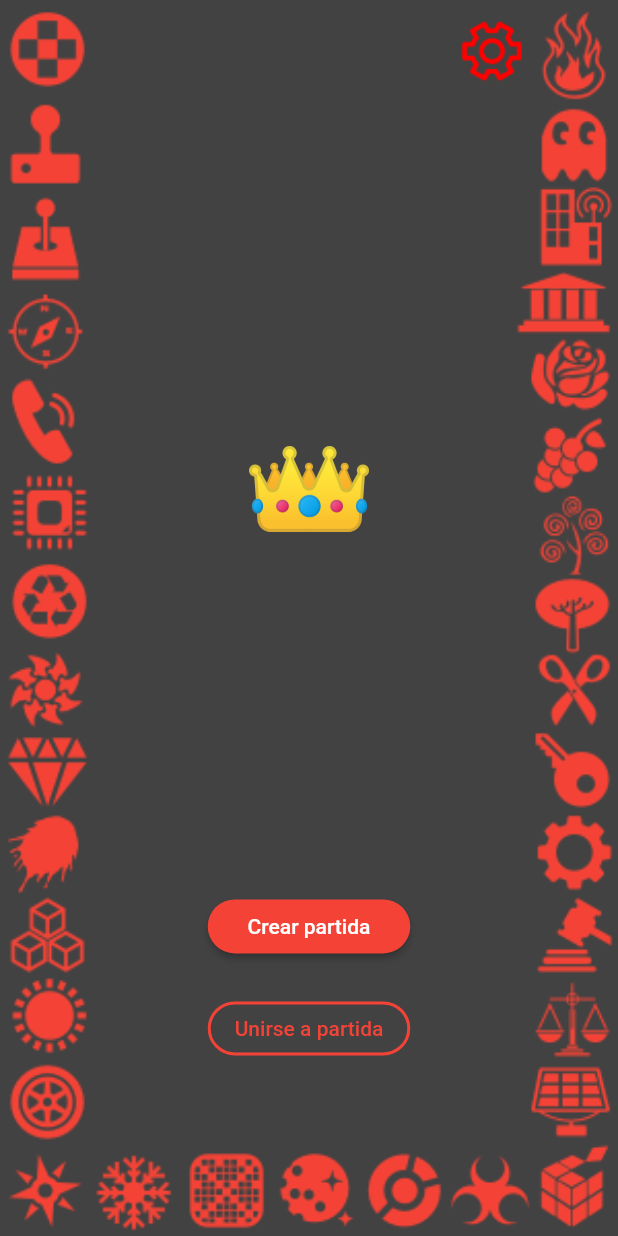
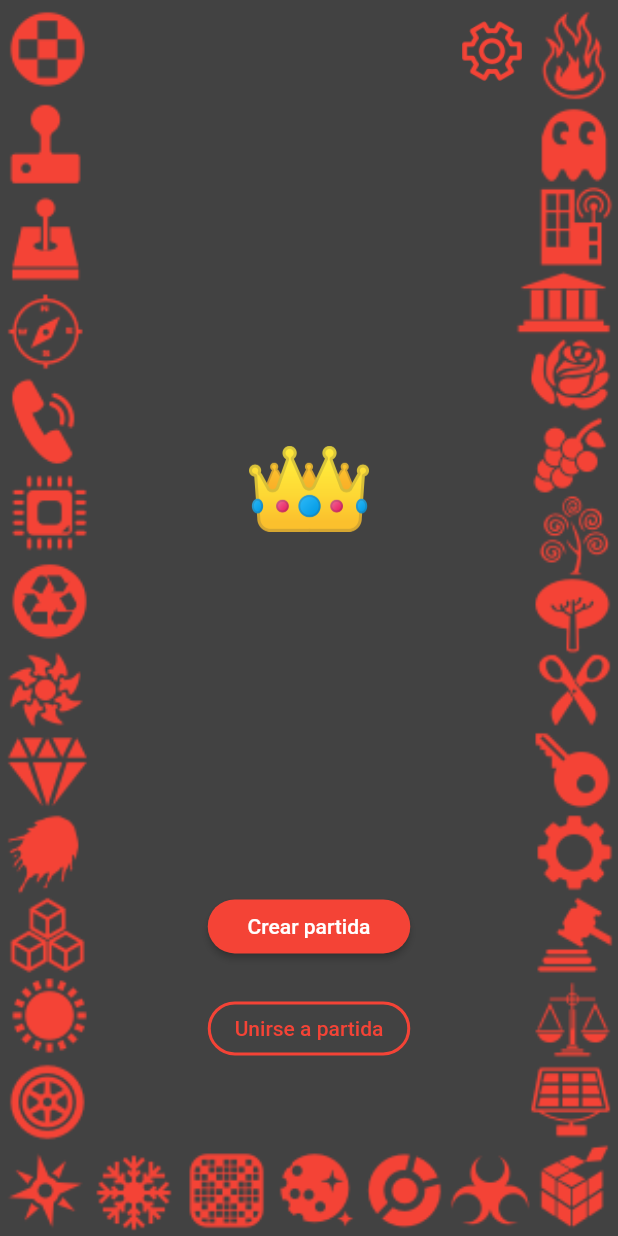
Before and after one commit to Nexyd/Things-Game, a Flutter app: the screen it shows after launch, on a phone screen of 412 x 824 dp. Run offline on Flutter 3.47's test engine with Material 2 defaults, Android fonts, the phone set to English and light mode, and no system bars; our stand-ins replace file_picker, flutter_colorpicker, shared_preferences.

Commit message:
wip(config): Add constants + Update (repaint) colors of the screen.

```diff
--- a/lib/config/user_settings.dart
+++ b/lib/config/user_settings.dart
@@ -1,3 +1,5 @@
+import 'dart:io';
+
 import 'package:flutter/material.dart';
 import 'package:shared_preferences/shared_preferences.dart';
 import 'package:things_game/constants.dart';
@@ -37,7 +39,7 @@ class UserSettings {
     final text = _getColor(data[TEXT_COLOR]);
     final background = _getColor(data[BACKGROUND_COLOR]);
     final avatar = data[AVATAR] != null
-        ? Image.asset(data[AVATAR]!)
+        ? _getAvatar(data[AVATAR]!)
         : const AvatarIcon();
 
     return UserSettings._privateConstructor(
@@ -60,6 +62,15 @@ class UserSettings {
       "backgroundColor": prefs.getString(BACKGROUND_COLOR),
       "language": prefs.getString(LANGUAGE),
     };
+  }
+
+  static Widget _getAvatar(String path) {
+    final file = File(path);
+    return SizedBox(
+      width: AVATAR_SIZE,
+      height: AVATAR_SIZE,
+      child: Image.file(file),
+    );
   }
 
   static Color? _getColor(String? hexString) {
--- a/lib/constants.dart
+++ b/lib/constants.dart
@@ -5,3 +5,5 @@ const String PRIMARY_COLOR = "primaryColor";
 const String TEXT_COLOR = "textColor";
 const String BACKGROUND_COLOR = "backgroundColor";
 const String LANGUAGE = "language";
+
+const double AVATAR_SIZE = 40;
--- a/lib/screen/main_screen.dart
+++ b/lib/screen/main_screen.dart
@@ -3,26 +3,22 @@ import 'package:things_game/screen/user_settings_screen.dart';
 import 'package:things_game/widget/styled/styled_button.dart';
 import 'package:things_game/config/user_settings.dart';
 
-class MainScreen extends StatelessWidget {
+class MainScreen extends StatefulWidget {
   const MainScreen({super.key});
 
+  @override
+  State<MainScreen> createState() => _MainScreenState();
+}
+
+class _MainScreenState extends State<MainScreen> {
   @override
   Widget build(BuildContext context) {
     return Scaffold(
       backgroundColor: UserSettings.instance.backgroundColor,
       body: Container(
         padding: const EdgeInsets.symmetric(horizontal: 5.0),
-        decoration: BoxDecoration(
-          image: DecorationImage(
-            image: const AssetImage(
-              "images/background_main.png",
-            ),
-            colorFilter: ColorFilter.mode(
-              UserSettings.instance.primaryColor,
-              BlendMode.srcIn,
-            ),
-            fit: BoxFit.fill,
-          ),
+        decoration: _getDecoration(
+          "images/background_main.png",
         ),
         child: _getContent(context),
       ),
@@ -45,12 +41,16 @@ class MainScreen extends StatelessWidget {
                   MaterialPageRoute(
                     builder: (context) => const UserSettingsScreen(),
                   ),
-                );
+                ).then((value) {
+                  setState(() {});
+                });
               },
-              child: Image.asset(
-                "images/config.png",
+              child: Container(
                 width: 40,
                 height: 40,
+                decoration: _getDecoration(
+                  "images/config.png",
+                ),
               ),
             ),
           ),
@@ -70,18 +70,31 @@ class MainScreen extends StatelessWidget {
         Padding(
           padding: const EdgeInsets.only(bottom: 20.0),
           child: StyledButton(
-            onPressed: () => print("### create game clicked! ###"),
+            onPressed: () => debugPrint("### create game clicked! ###"),
             text: "Crear partida",
           ),
         ),
 
         // Join game button
         StyledButton(
-          onPressed: () => print("### join game clicked! ###"),
+          onPressed: () => debugPrint("### join game clicked! ###"),
           text: "Unirse a partida",
           type: ButtonType.destructive,
         ),
       ],
     );
   }
+
+  BoxDecoration _getDecoration(String asset) {
+    return BoxDecoration(
+      image: DecorationImage(
+        image: AssetImage(asset),
+        colorFilter: ColorFilter.mode(
+          UserSettings.instance.primaryColor,
+          BlendMode.srcIn,
+        ),
+        fit: BoxFit.fill,
+      ),
+    );
+  }
 }
```
Also changed, not shown: lib/screen/user_settings_screen.dart (+9 -6 lines), lib/widget/color_picker.dart (+47 -44 lines).
